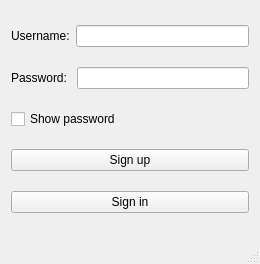
Old version of the form login.ui in the repository Luk4s1k/QT-Login-Application.
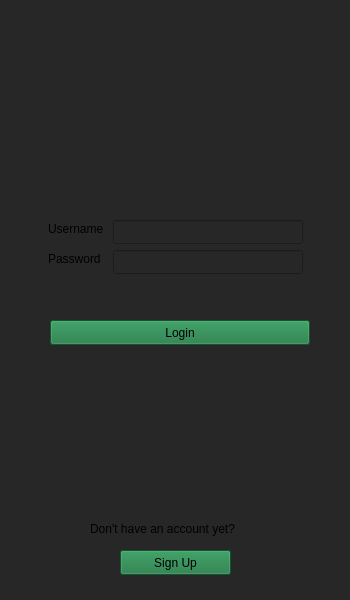
New version of the form. Icons and pictures are not drawn.

```diff
--- a/login.ui
+++ b/login.ui
@@ -6,76 +6,227 @@
    <rect>
     <x>0</x>
     <y>0</y>
-    <width>260</width>
-    <height>264</height>
+    <width>350</width>
+    <height>600</height>
    </rect>
   </property>
+  <property name="minimumSize">
+   <size>
+    <width>0</width>
+    <height>0</height>
+   </size>
+  </property>
+  <property name="maximumSize">
+   <size>
+    <width>99999</width>
+    <height>999999</height>
+   </size>
+  </property>
+  <property name="cursor">
+   <cursorShape>ArrowCursor</cursorShape>
+  </property>
   <property name="windowTitle">
    <string>Login</string>
   </property>
+  <property name="styleSheet">
+   <string notr="true">background-color: rgb(39, 39, 39);</string>
+  </property>
+  <property name="tabShape">
+   <enum>QTabWidget::Rounded</enum>
+  </property>
   <widget class="QWidget" name="centralWidget">
-   <layout class="QVBoxLayout" name="verticalLayout">
-    <item>
-     <layout class="QHBoxLayout" name="horizontalLayout">
-      <item>
-       <widget class="QLabel" name="userLabel">
-        <property name="text">
-         <string>Username:</string>
-        </property>
-       </widget>
-      </item>
-      <item>
-       <widget class="QLineEdit" name="usernameField">
-        <property name="maxLength">
-         <number>64</number>
-        </property>
-       </widget>
-      </item>
-     </layout>
-    </item>
-    <item>
-     <layout class="QHBoxLayout" name="horizontalLayout_2">
-      <item>
-       <widget class="QLabel" name="passwordLabel">
-        <property name="text">
-         <string>Password: </string>
-        </property>
-       </widget>
-      </item>
-      <item>
-       <widget class="QLineEdit" name="passwordField">
-        <property name="echoMode">
-         <enum>QLineEdit::Password</enum>
-        </property>
-       </widget>
-      </item>
-     </layout>
-    </item>
-    <item>
-     <widget class="QCheckBox" name="checkBox">
-      <property name="text">
-       <string>Show password</string>
-      </property>
-      <property name="checked">
-       <bool>false</bool>
-      </property>
-     </widget>
-    </item>
-    <item>
-     <widget class="QPushButton" name="signUpButton">
-      <property name="text">
-       <string>Sign up</string>
-      </property>
-     </widget>
-    </item>
-    <item>
-     <widget class="QPushButton" name="signInButton">
-      <property name="text">
-       <string>Sign in</string>
-      </property>
-     </widget>
-    </item>
-   </layout>
+   <widget class="QCheckBox" name="checkBox">
+    <property name="geometry">
+     <rect>
+      <x>216</x>
+      <y>252</y>
+      <width>81</width>
+      <height>20</height>
+     </rect>
+    </property>
+    <property name="cursor">
+     <cursorShape>PointingHandCursor</cursorShape>
+    </property>
+    <property name="tabletTracking">
+     <bool>false</bool>
+    </property>
+    <property name="layoutDirection">
+     <enum>Qt::RightToLeft</enum>
+    </property>
+    <property name="styleSheet">
+     <string notr="true">font: 57 italic 13pt &quot;Futura&quot;;
+background-color: rgba(255, 255, 255, 0);
+</string>
+    </property>
+    <property name="text">
+     <string/>
+    </property>
+    <property name="icon">
+     <iconset>
+      <disabledon>:/images/icons8-eye-24.png</disabledon>
+     </iconset>
+    </property>
+    <property name="iconSize">
+     <size>
+      <width>16</width>
+      <height>16</height>
+     </size>
+    </property>
+    <property name="checkable">
+     <bool>true</bool>
+    </property>
+    <property name="checked">
+     <bool>false</bool>
+    </property>
+    <property name="autoExclusive">
+     <bool>false</bool>
+    </property>
+    <property name="tristate">
+     <bool>false</bool>
+    </property>
+   </widget>
+   <widget class="QPushButton" name="signInButton">
+    <property name="geometry">
+     <rect>
+      <x>50</x>
+      <y>320</y>
+      <width>260</width>
+      <height>25</height>
+     </rect>
+    </property>
+    <property name="cursor">
+     <cursorShape>PointingHandCursor</cursorShape>
+    </property>
+    <property name="styleSheet">
+     <string notr="true">font: 57 italic 13pt &quot;Futura&quot;;
+background-color: rgb(24, 118, 63);</string>
+    </property>
+    <property name="text">
+     <string>Login</string>
+    </property>
+   </widget>
+   <widget class="QPushButton" name="signUpButton">
+    <property name="geometry">
+     <rect>
+      <x>120</x>
+      <y>550</y>
+      <width>111</width>
+      <height>25</height>
+     </rect>
+    </property>
+    <property name="cursor">
+     <cursorShape>PointingHandCursor</cursorShape>
+    </property>
+    <property name="styleSheet">
+     <string notr="true">font: 57 italic 13pt &quot;Futura&quot;;
+background-color: rgb(24, 118, 63);</string>
+    </property>
+    <property name="text">
+     <string>Sign Up</string>
+    </property>
+   </widget>
+   <widget class="QLineEdit" name="passwordField">
+    <property name="geometry">
+     <rect>
+      <x>113</x>
+      <y>250</y>
+      <width>190</width>
+      <height>24</height>
+     </rect>
+    </property>
+    <property name="echoMode">
+     <enum>QLineEdit::Password</enum>
+    </property>
+   </widget>
+   <widget class="QLabel" name="passwordLabel">
+    <property name="geometry">
+     <rect>
+      <x>48</x>
+      <y>250</y>
+      <width>65</width>
+      <height>17</height>
+     </rect>
+    </property>
+    <property name="styleSheet">
+     <string notr="true">font: 57 italic 13pt &quot;Futura&quot;;
+alternate-background-color: qlineargradient(spread:pad, x1:0, y1:1, x2:0, y2:0, stop:0 rgba(0, 0, 0, 255), stop:0.05 rgba(14, 8, 73, 255), stop:0.36 rgba(28, 17, 145, 255), stop:0.6 rgba(126, 14, 81, 255), stop:0.75 rgba(234, 11, 11, 255), stop:0.79 rgba(244, 70, 5, 255), stop:0.86 rgba(255, 136, 0, 255), stop:0.935 rgba(239, 236, 55, 255));</string>
+    </property>
+    <property name="text">
+     <string>Password</string>
+    </property>
+   </widget>
+   <widget class="QLabel" name="userLabel">
+    <property name="geometry">
+     <rect>
+      <x>48</x>
+      <y>220</y>
+      <width>65</width>
+      <height>17</height>
+     </rect>
+    </property>
+    <property name="styleSheet">
+     <string notr="true">font: 57 italic 13pt &quot;Futura&quot;;
+</string>
+    </property>
+    <property name="text">
+     <string>Username</string>
+    </property>
+   </widget>
+   <widget class="QLineEdit" name="usernameField">
+    <property name="geometry">
+     <rect>
+      <x>113</x>
+      <y>220</y>
+      <width>190</width>
+      <height>24</height>
+     </rect>
+    </property>
+    <property name="maxLength">
+     <number>64</number>
+    </property>
+   </widget>
+   <widget class="QLabel" name="label">
+    <property name="geometry">
+     <rect>
+      <x>90</x>
+      <y>520</y>
+      <width>160</width>
+      <height>17</height>
+     </rect>
+    </property>
+    <property name="styleSheet">
+     <string notr="true">font: 57 italic 13pt &quot;Futura&quot;;</string>
+    </property>
+    <property name="text">
+     <string>Don't have an account yet?</string>
+    </property>
+   </widget>
+   <widget class="QLabel" name="label_2">
+    <property name="geometry">
+     <rect>
+      <x>105</x>
+      <y>20</y>
+      <width>140</width>
+      <height>140</height>
+     </rect>
+    </property>
+    <property name="styleSheet">
+     <string notr="true">background-image: url(:/images/Desktop/Снимок экрана 2020-10-25 в 14.38.00.png);
+</string>
+    </property>
+    <property name="text">
+     <string/>
+    </property>
+   </widget>
+   <zorder>passwordLabel</zorder>
+   <zorder>userLabel</zorder>
+   <zorder>usernameField</zorder>
+   <zorder>signInButton</zorder>
+   <zorder>signUpButton</zorder>
+   <zorder>passwordField</zorder>
+   <zorder>checkBox</zorder>
+   <zorder>label</zorder>
+   <zorder>label_2</zorder>
   </widget>
   <widget class="QStatusBar" name="statusBar"/>
  </widget>
```
